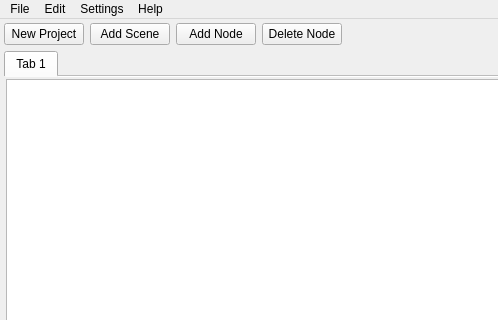
Qt form ui/mainwindow.ui (emperorofmars/maudio-editor-qt) before a commit; both pictures show x 0 to 498 and y 0 to 320 of the 640 by 480 pixel window.
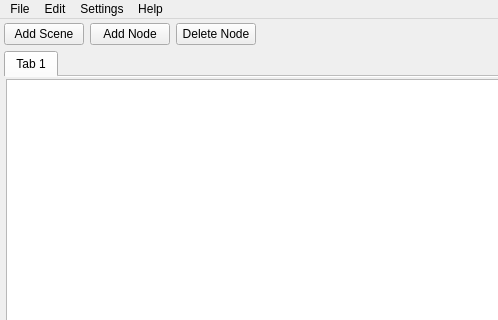
The same form after that commit.

Commit message: open project

What changed in the file:
```diff
--- a/ui/mainwindow.ui
+++ b/ui/mainwindow.ui
@@ -31,13 +31,6 @@
      <layout class="QVBoxLayout" name="verticalLayout">
       <item>
        <layout class="QHBoxLayout" name="horizontalLayout">
-        <item>
-         <widget class="QPushButton" name="pushButton_3">
-          <property name="text">
-           <string>New Project</string>
-          </property>
-         </widget>
-        </item>
         <item>
          <widget class="QPushButton" name="pushButton_4">
           <property name="text">
```
Left out of the diff: 51 changed lines with no effect on the pictures. The commit also changes 4 other files.
